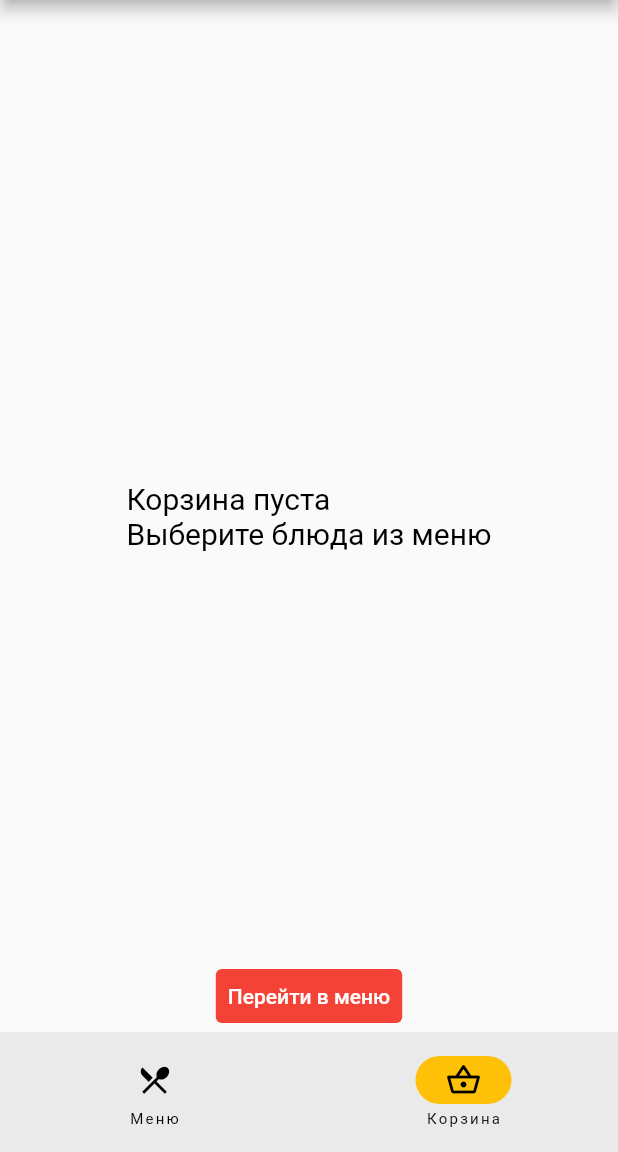
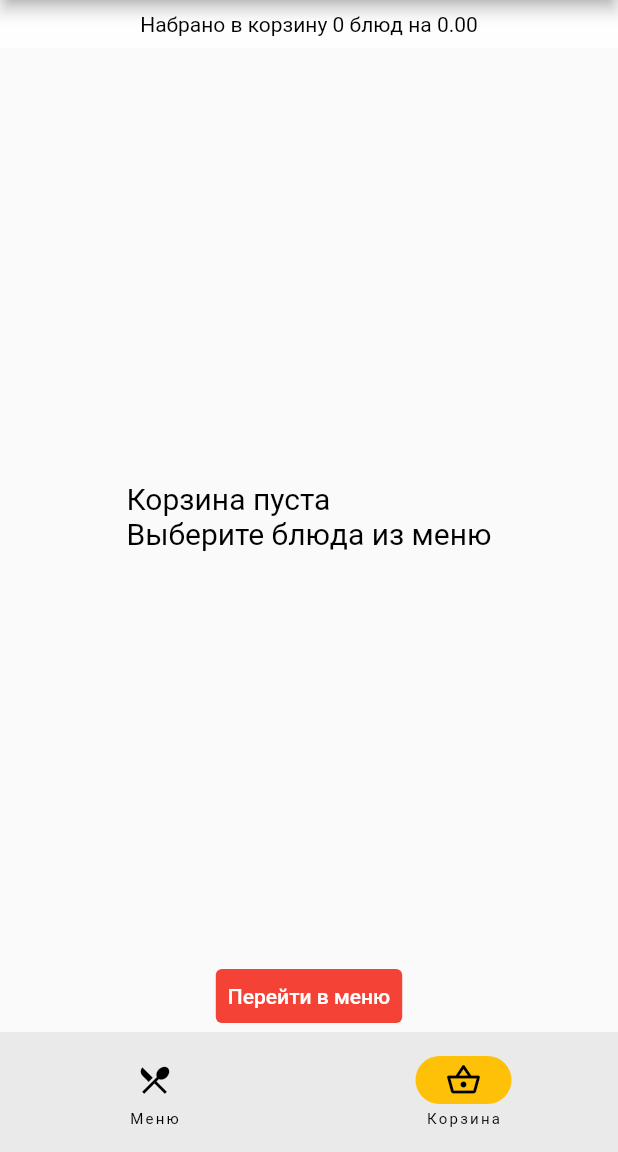
Before and after one commit to sb171732/app1, a Flutter app: the screen it shows once a user with an empty profile is signed in, item 2 of the bottom bar chosen, on a phone screen of 412 x 824 dp, the part 84-1236 px from its top. Run offline on Flutter 3.47's test engine with Material 2 defaults, Android fonts, the phone set to English and light mode, and no system bars; our stand-ins replace cached_network_image, cloud_firestore, email_validator, firebase_auth, firebase_core; missing offline and left inert: dart:ffi; accounts and stored records are empty; network calls fail.

Commit message:
обновление

```diff
--- a/lib/screens/cart.dart
+++ b/lib/screens/cart.dart
@@ -7,17 +7,14 @@ import 'package:provider/provider.dart';
 class Cart extends StatefulWidget {
   final PageController pageController;
   final VoidCallback GoMenu;
-    const Cart({Key? key, required this.pageController, required this.GoMenu})
-      : super(key: key);
+
+  const Cart({Key? key, required this.pageController, required this.GoMenu}) : super(key: key);
 
   @override
   State<Cart> createState() => _CartState();
 }
 
 class _CartState extends State<Cart> {
-
-
-
   @override
   Widget build(BuildContext context) {
     final cartState = Provider.of<CartState>(context);
@@ -29,9 +26,17 @@ class _CartState extends State<Cart> {
             Scaffold(
               body: Column(
                 children: [
+                  Container(
+                    alignment: Alignment.center,
+                    color: Colors.white.withOpacity(0.7),
+                    padding: EdgeInsets.all(8.0),
+                    child: Text(
+                      "Набрано в корзину ${cartState.cart.length} блюд на ${cartState.getTotalPrice().toStringAsFixed(2)}",
+                      style: TextStyle(color: Colors.black),
+                    ),
+                  ),
                   Expanded(
                     child: ListView.builder(
-
                       padding: const EdgeInsets.all(10),
                       itemCount: cartState.cart.length,
                       itemBuilder: (context, index) {
@@ -42,11 +47,10 @@ class _CartState extends State<Cart> {
                           description: item['description'],
                           price: item['price'].toDouble(),
                           image: item['image'],
-
                         );
 
                         return CartKFCwidget(
-  dish: dish, // Передайте объект блюда
+                          dish: dish,
                           onUpdateQuantity: (int change) {
                             cartState.updateQuantity(dish.toMap(), change);
                           },
@@ -55,15 +59,23 @@ class _CartState extends State<Cart> {
                               .map<int>((item) => item['quantity'] as int)
                               .fold(0, (prev, curr) => prev + curr),
                           onTapCallback: () {
-    // Обработчик нажатия на корзину
                             cartState.showDishDetails(dish.toMap());
-  }, cartState: cartState,
+                          },
+                          cartState: cartState,
                         );
                       },
-
                     ),
                   ),
                 ],
+              ),
+            ),
+            if (cartState.cart.isNotEmpty && cartState.selectedDish == null)
+              Align(
+
+                alignment: Alignment.bottomCenter,
+                child: ElevatedButton(
+                  onPressed: () {},
+                  child: Text('Оплатить ${cartState.getTotalPrice().toStringAsFixed(2)}₽'),
 
                 ),
 
@@ -84,54 +96,36 @@ class _CartState extends State<Cart> {
                   pageController: widget.pageController,
                 ),
               ),
-            // if (cartState.cart.isNotEmpty && cartState.selectedDish == null)
-            //   Align(
-
-            //     alignment: Alignment.bottomCenter,
-            //     child: ElevatedButton(
-            //       onPressed: () {},
-            //       child: Text('Оплатить ${cartState.getTotalPrice().toStringAsFixed(2)}'),
-
-            //     ),
-
-            //   ),
             if (cartState.cart.isEmpty)
               const Center(
                 child: Column(
                   mainAxisAlignment: MainAxisAlignment.center,
                   children: [
-                     Text("Корзина пуста\nВыберите блюда из меню",style: TextStyle(color: Colors.black, fontSize: 20),),
-
+                    Text(
+                      "Корзина пуста\nВыберите блюда из меню",
+                      style: TextStyle(color: Colors.black, fontSize: 20),
+                    ),
                   ],
-
                 ),
-
               ),
             if (cartState.cart.isEmpty)
               Container(
                 width: double.infinity,
                 child: Align(
-
                   alignment: Alignment.bottomCenter,
-
-                      child: TextButton(onPressed: widget.GoMenu, style: ButtonStyle(backgroundColor: MaterialStateProperty.all<Color>(Colors.red),),
-                      child:  const Text("Перейти в меню",
+                  child: TextButton(
+                    onPressed: widget.GoMenu,
+                    style: ButtonStyle(backgroundColor: MaterialStateProperty.all<Color>(Colors.red)),
+                    child: const Text(
+                      "Перейти в меню",
                       style: TextStyle(
-
                         color: Colors.white,
-
                       ),
                     ),
-
-                      ) ,
                   ),
                 ),
-
-
-
-
+              ),
           ],
-
         ),
       ],
     );
```
Also changed, not shown: lib/screens/menu.dart (+57 -88 lines). Lines whose indentation alone changed are shown as unchanged.
